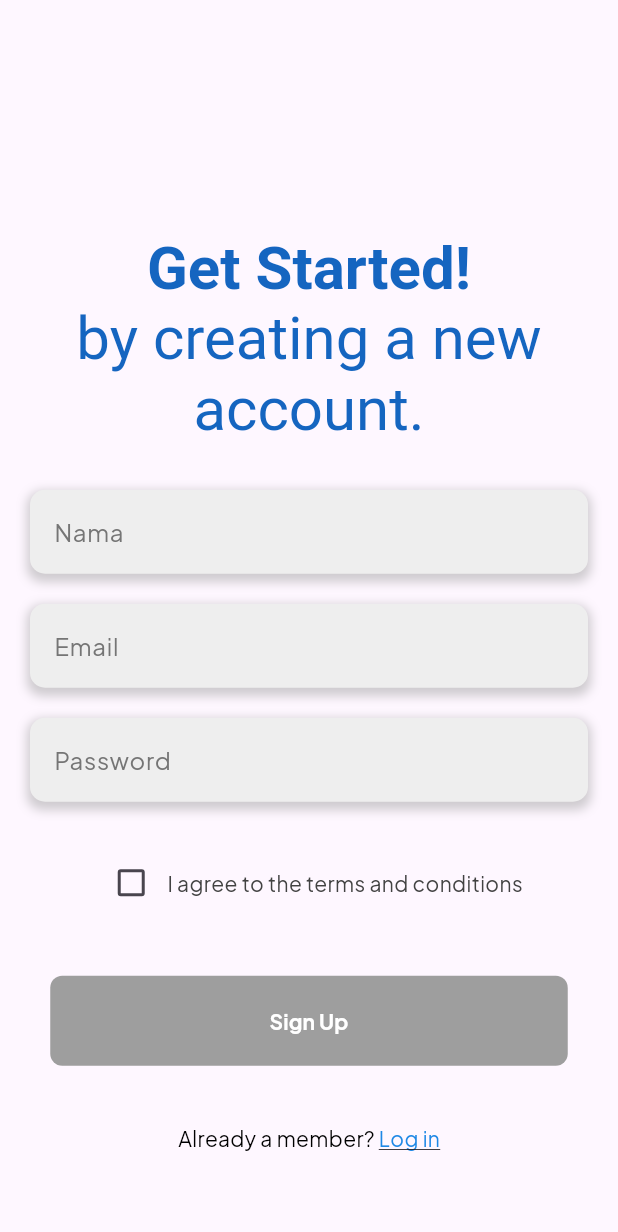
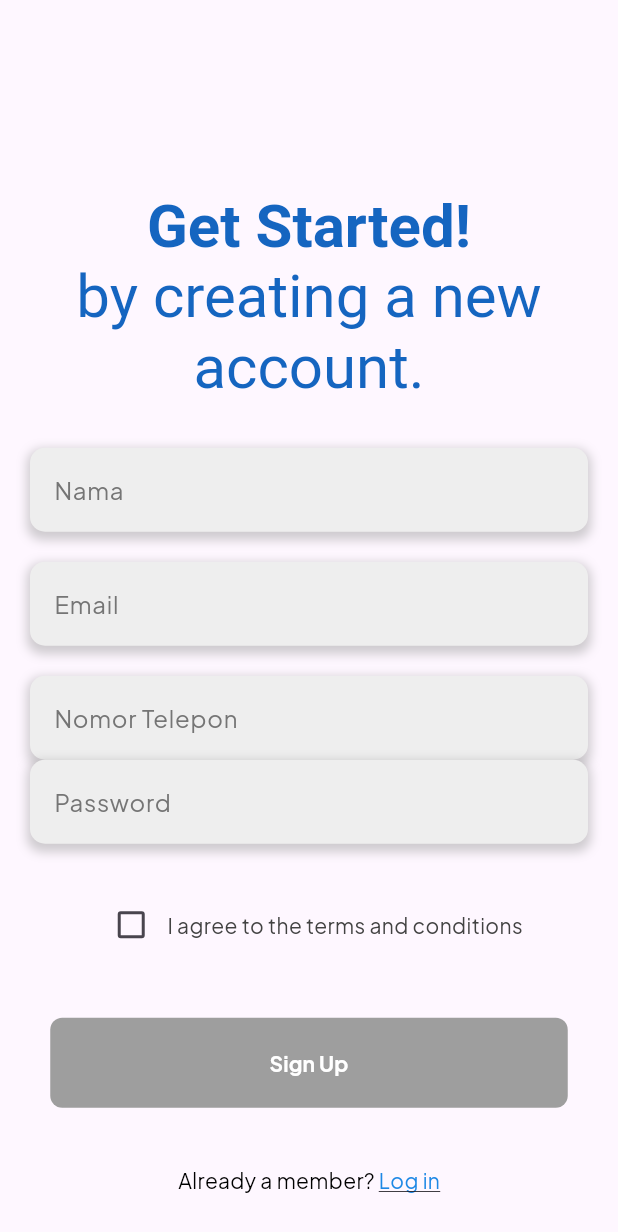
Before and after one commit to afyar08/frontend_hotel, a Flutter app: the CustomerRegistration screen opened directly, on a phone screen of 412 x 824 dp. Shown: the top 1232 px of the screen. Run offline on Flutter 3.47's test engine with Material 3 defaults, Android fonts, the phone set to English and light mode, and no system bars; our stand-ins replace table_calendar.

Commit message:
update tamu

```diff
--- a/lib/pages/registration/customer_registration.dart
+++ b/lib/pages/registration/customer_registration.dart
@@ -1,5 +1,7 @@
 import 'package:flutter/material.dart';
 import 'package:frontend_hotel/pages/login/customer.dart';
+import 'package:http/http.dart' as http;
+import 'dart:convert';
 
 class CustomerRegistration extends StatefulWidget {
   const CustomerRegistration({Key? key}) : super(key: key);
@@ -10,6 +12,55 @@ class CustomerRegistration extends StatefulWidget {
 
 class _CustomerRegistrationState extends State<CustomerRegistration> {
   bool _isChecked = false;
+  String _kategori = 'ON';
+  TextEditingController _namaController = TextEditingController();
+  TextEditingController _emailController = TextEditingController();
+  TextEditingController _passwordController = TextEditingController();
+  TextEditingController _noTelpController = TextEditingController();
+
+  void _register() async {
+    final response = await http.post(
+      Uri.parse('http://127.0.0.1:8000/api/guest/register'),
+      headers: <String, String>{
+        'Content-Type': 'application/json; charset=UTF-8',
+      },
+      body: jsonEncode(<String, String>{
+        'nama': _namaController.text,
+        'email': _emailController.text,
+        'no_telp': _noTelpController.text,
+        'password': _passwordController.text,
+        'kategori': _kategori,
+      }),
+    );
+
+    if (response.statusCode == 200) {
+      ScaffoldMessenger.of(context).showSnackBar(
+        SnackBar(
+          content: Text('Registrasi berhasil!'),
+          duration: Duration(seconds: 3),
+        ),
+      );
+    } else if (response.statusCode == 422) {
+      // Registrasi gagal karena validasi
+      final jsonResponse = json.decode(response.body);
+      final errorMessage = jsonResponse['message'];
+      ScaffoldMessenger.of(context).showSnackBar(
+        SnackBar(
+          content:
+              Text(errorMessage != null ? errorMessage : 'Registrasi gagal!'),
+          duration: Duration(seconds: 3),
+        ),
+      );
+    } else {
+      // Registrasi gagal karena alasan lain
+      ScaffoldMessenger.of(context).showSnackBar(
+        SnackBar(
+          content: Text('Registrasi gagal!'),
+          duration: Duration(seconds: 3),
+        ),
+      );
+    }
+  }
 
   @override
   Widget build(BuildContext context) {
@@ -122,6 +173,37 @@ class _CustomerRegistrationState extends State<CustomerRegistration> {
                   child: Padding(
                     padding: const EdgeInsets.symmetric(horizontal: 16),
                     child: TextFormField(
+                      controller:
+                          _noTelpController, // Gunakan controller untuk field nomor telepon
+                      decoration: InputDecoration(
+                        labelText: 'Nomor Telepon', // Label field
+                        labelStyle:
+                            TextStyle(color: Colors.grey[600]), // Warna label
+                        border: InputBorder.none, // Tidak ada border
+                      ),
+                    ),
+                  ),
+                ),
+              ),
+              Padding(
+                padding: const EdgeInsets.symmetric(horizontal: 20),
+                child: Container(
+                  decoration: BoxDecoration(
+                    color: Colors.grey[200], // Latar belakang field
+                    borderRadius: BorderRadius.circular(10),
+                    boxShadow: [
+                      BoxShadow(
+                        color: Colors.grey.withOpacity(0.5), // Warna bayangan
+                        spreadRadius: 2,
+                        blurRadius: 5,
+                        offset:
+                            Offset(0, 3), // Offset agar terlihat sedikit naik
+                      ),
+                    ],
+                  ),
+                  child: Padding(
+                    padding: const EdgeInsets.symmetric(horizontal: 16),
+                    child: TextFormField(
                       decoration: InputDecoration(
                         labelText: 'Password',
                         labelStyle:
@@ -155,6 +237,7 @@ class _CustomerRegistrationState extends State<CustomerRegistration> {
                 onPressed: _isChecked
                     ? () {
                         // Tambahkan logika untuk mengirimkan data registrasi
+                        _register(); // Memanggil fungsi _register() saat tombol ditekan
                       }
                     : null,
                 child: Container(
@@ -190,11 +273,11 @@ class _CustomerRegistrationState extends State<CustomerRegistration> {
                   InkWell(
                     onTap: () {
                       Navigator.push(
-                          context,
-                          MaterialPageRoute(
-                            builder: (context) => Customer(),
-                          ),
-                        );
+                        context,
+                        MaterialPageRoute(
+                          builder: (context) => Customer(),
+                        ),
+                      );
                     },
                     child: Text(
                       'Log in',
```
Also changed, not shown: lib/pages/manager/manager_dashboard.dart (deleted).
